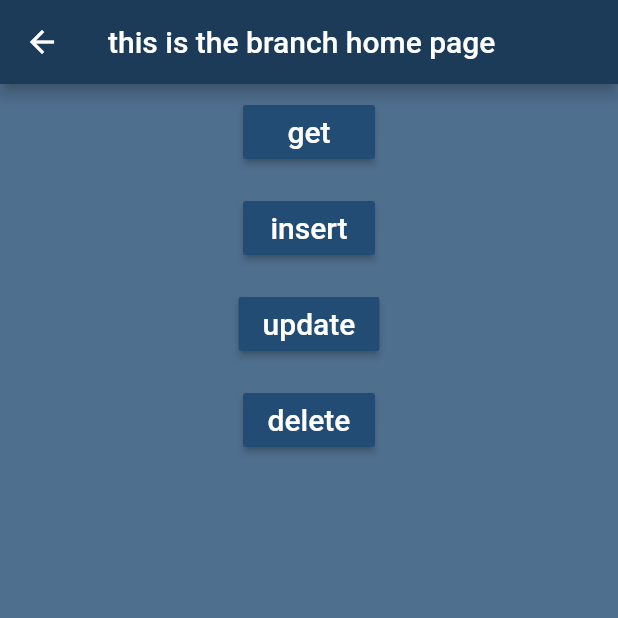
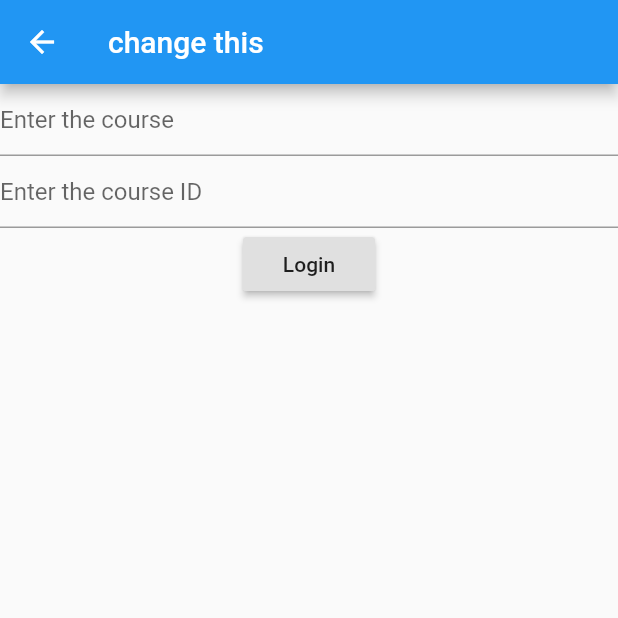
Before and after one commit to 42ip/student-db, a Flutter app: the branchHome screen opened by its route, after a tap on "insert", on a phone screen of 412 x 824 dp, the top half of it. Run offline on Flutter 3.47's test engine with Material 2 defaults, Android fonts, the phone set to English and light mode, and no system bars; our stand-ins replace data_connection_checker, delayed_display, flutter_spinkit, hexcolor, validators; network calls fail.

Commit message:
added insert to two functions

```diff
--- a/lib/main.dart
+++ b/lib/main.dart
@@ -3,6 +3,8 @@ import 'package:StudentProject/pages/optionPages/collegeInfoHome.dart';
 import 'package:StudentProject/pages/optionPages/examHome.dart';
 import 'package:StudentProject/pages/optionPages/studentHome.dart';
 import 'package:StudentProject/pages/optionPages/subjectHome.dart';
+import 'package:StudentProject/pages/queryPages/insert/branchInsert.dart';
+import 'package:StudentProject/pages/queryPages/insert/subjectInsert.dart';
 import 'package:StudentProject/pages/resultPages/getAllExams.dart';
 import 'package:StudentProject/pages/resultPages/getAllStudent.dart';
 import 'package:StudentProject/pages/resultPages/getAllBranch.dart';
@@ -26,6 +28,8 @@ void main() {
       '/examHome': (context) => examHome(),
       '/getAllExams': (context) => getAllExams(),
       '/collegeInfoHome': (context) => collegeInfo(),
+      '/insertBranch': (context) => branchInsert(),
+      '/insertSubject': (context) => subjectInsert(),
     },
   ));
 }
--- a/lib/pages/optionPages/branchHome.dart
+++ b/lib/pages/optionPages/branchHome.dart
@@ -40,7 +40,22 @@ class _branchHomeState extends State<branchHome> {
                   Navigator.pushNamed(context, '/getAllBranch',
                       arguments: {'items': items});
                 },
-                child: Text('get', style: TextStyle(fontSize: 20, color: Colors.white)),
+                child: Text('get',
+                    style: TextStyle(fontSize: 20, color: Colors.white)),
+              ),
+            ),
+            Padding(
+              padding: const EdgeInsets.all(8.0),
+              child: RaisedButton(
+                color: Hexcolor('#224C73'),
+                onPressed: () {
+                  Navigator.pushNamed(
+                    context,
+                    '/insertBranch',
+                  );
+                },
+                child: Text('insert',
+                    style: TextStyle(fontSize: 20, color: Colors.white)),
               ),
             ),
             Padding(
@@ -48,7 +63,8 @@ class _branchHomeState extends State<branchHome> {
               child: RaisedButton(
                 color: Hexcolor('#224C73'),
                 onPressed: () {},
-                child: Text('insert', style: TextStyle(fontSize: 20, color: Colors.white)),
+                child: Text('update',
+                    style: TextStyle(fontSize: 20, color: Colors.white)),
               ),
             ),
             Padding(
@@ -56,15 +72,8 @@ class _branchHomeState extends State<branchHome> {
               child: RaisedButton(
                 color: Hexcolor('#224C73'),
                 onPressed: () {},
-                child: Text('update', style: TextStyle(fontSize: 20, color: Colors.white)),
-              ),
-            ),
-            Padding(
-              padding: const EdgeInsets.all(8.0),
-              child: RaisedButton(
-                color: Hexcolor('#224C73'),
-                onPressed: () {},
-                child: Text('delete', style: TextStyle(fontSize: 20, color: Colors.white)),
+                child: Text('delete',
+                    style: TextStyle(fontSize: 20, color: Colors.white)),
               ),
             ),
           ],
--- a/lib/pages/optionPages/subjectHome.dart
+++ b/lib/pages/optionPages/subjectHome.dart
@@ -18,7 +18,7 @@ class _subjectHomeState extends State<subjectHome> {
       backgroundColor: Hexcolor('#4F6F8F'),
       appBar: AppBar(
         backgroundColor: Hexcolor('#1B3B59'),
-        title: Text('this is the branch home page'),
+        title: Text('this is the subject home page'),
       ),
       body: Center(
         child: Column(
@@ -28,7 +28,6 @@ class _subjectHomeState extends State<subjectHome> {
               child: RaisedButton(
                 color: Hexcolor('#224C73'),
                 onPressed: () async {
-
                   var client = new http.Client();
                   final res = await client
                       .get('http://34.224.4.55:8080/getAllSubjects');
@@ -42,7 +41,19 @@ class _subjectHomeState extends State<subjectHome> {
                   Navigator.pushNamed(context, '/getAllsubjects',
                       arguments: {'items': items});
                 },
-                child: Text('get', style: TextStyle(fontSize: 20, color: Colors.white)),
+                child: Text('get',
+                    style: TextStyle(fontSize: 20, color: Colors.white)),
+              ),
+            ),
+            Padding(
+              padding: const EdgeInsets.all(8.0),
+              child: RaisedButton(
+                color: Hexcolor('#224C73'),
+                onPressed: () {
+                  Navigator.pushNamed(context, '/insertSubject');
+                },
+                child: Text('insert',
+                    style: TextStyle(fontSize: 20, color: Colors.white)),
               ),
             ),
             Padding(
@@ -50,7 +61,8 @@ class _subjectHomeState extends State<subjectHome> {
               child: RaisedButton(
                 color: Hexcolor('#224C73'),
                 onPressed: () {},
-                child: Text('insert', style: TextStyle(fontSize: 20, color: Colors.white)),
+                child: Text('update',
+                    style: TextStyle(fontSize: 20, color: Colors.white)),
               ),
             ),
             Padding(
@@ -58,15 +70,8 @@ class _subjectHomeState extends State<subjectHome> {
               child: RaisedButton(
                 color: Hexcolor('#224C73'),
                 onPressed: () {},
-                child: Text('update', style: TextStyle(fontSize: 20, color: Colors.white)),
-              ),
-            ),
-            Padding(
-              padding: const EdgeInsets.all(8.0),
-              child: RaisedButton(
-                color: Hexcolor('#224C73'),
-                onPressed: () {},
-                child: Text('delete', style: TextStyle(fontSize: 20, color: Colors.white)),
+                child: Text('delete',
+                    style: TextStyle(fontSize: 20, color: Colors.white)),
               ),
             ),
           ],
--- /dev/null
+++ b/lib/pages/queryPages/insert/branchInsert.dart
@@ -0,0 +1,62 @@
+import 'dart:convert';
+
+import 'package:flutter/material.dart';
+import 'package:http/http.dart' as http;
+import 'package:validators/validators.dart';
+
+class branchInsert extends StatefulWidget {
+  @override
+  _branchInsertState createState() => _branchInsertState();
+}
+
+class _branchInsertState extends State<branchInsert> {
+  final _courseController = TextEditingController();
+  final _courseIDController = TextEditingController();
+  @override
+  Widget build(BuildContext context) {
+    return Scaffold(
+      appBar: AppBar(
+        title: Text('change this'),
+      ),
+      body: Column(
+        children: [
+          TextFormField(
+            controller: _courseController,
+            decoration: const InputDecoration(
+              hintText: 'Enter the course',
+            ),
+            validator: (value) {
+              if (isAlpha(value)) return "true";
+              return "false";
+            },
+          ),
+          TextFormField(
+            controller: _courseIDController,
+            decoration: const InputDecoration(
+              hintText: 'Enter the course ID',
+            ),
+            validator: (value) {
+              if (isAlphanumeric(value)) return "true";
+              return "false";
+            },
+          ),
+          RaisedButton(
+            onPressed: _performInsert,
+            child: Text('Login'),
+          )
+        ],
+      ),
+    );
+  }
+
+  void _performInsert() async {
+    String course = _courseController.text;
+    String courseId = _courseIDController.text;
+    Map data = {'course': course, 'courseId': courseId};
+    String body = json.encode(data);
+    var client = http.Client();
+    var uriResponse = await client.post('http://34.224.4.55:8080/addBranch',
+        headers: {"Content-Type": "application/json"}, body: body);
+    print(uriResponse.body);
+  }
+}
--- a/pubspec.yaml
+++ b/pubspec.yaml
@@ -29,6 +29,7 @@ dependencies:
   delayed_display: ^1.0.3
   hexcolor: ^1.0.4
   carousel_slider: ^2.2.1
+  validators: ^2.0.0 # change to latest version
   # The following adds the Cupertino Icons font to your application.
   # Use with the CupertinoIcons class for iOS style icons.
   cupertino_icons: ^0.1.3
```
Also changed, not shown: lib/pages/queryPages/insert/subjectInsert.dart (added, +63 -0 lines), pubspec.lock, 1 other file.
